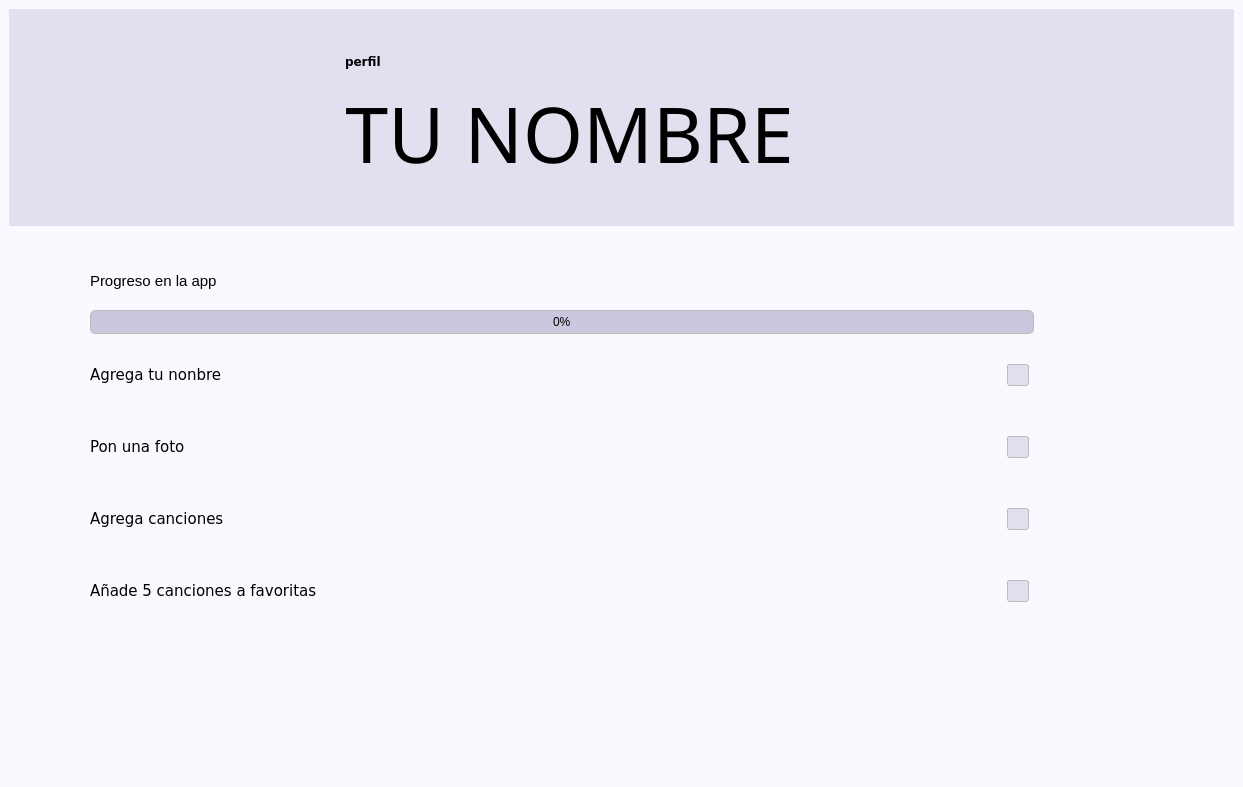
The window that python/programacion 3/Proyecto 2/reproductor_de_musica_ui.ui (AndHak/Universidad-Semestre3) describes before a commit, drawn with Qt 5.
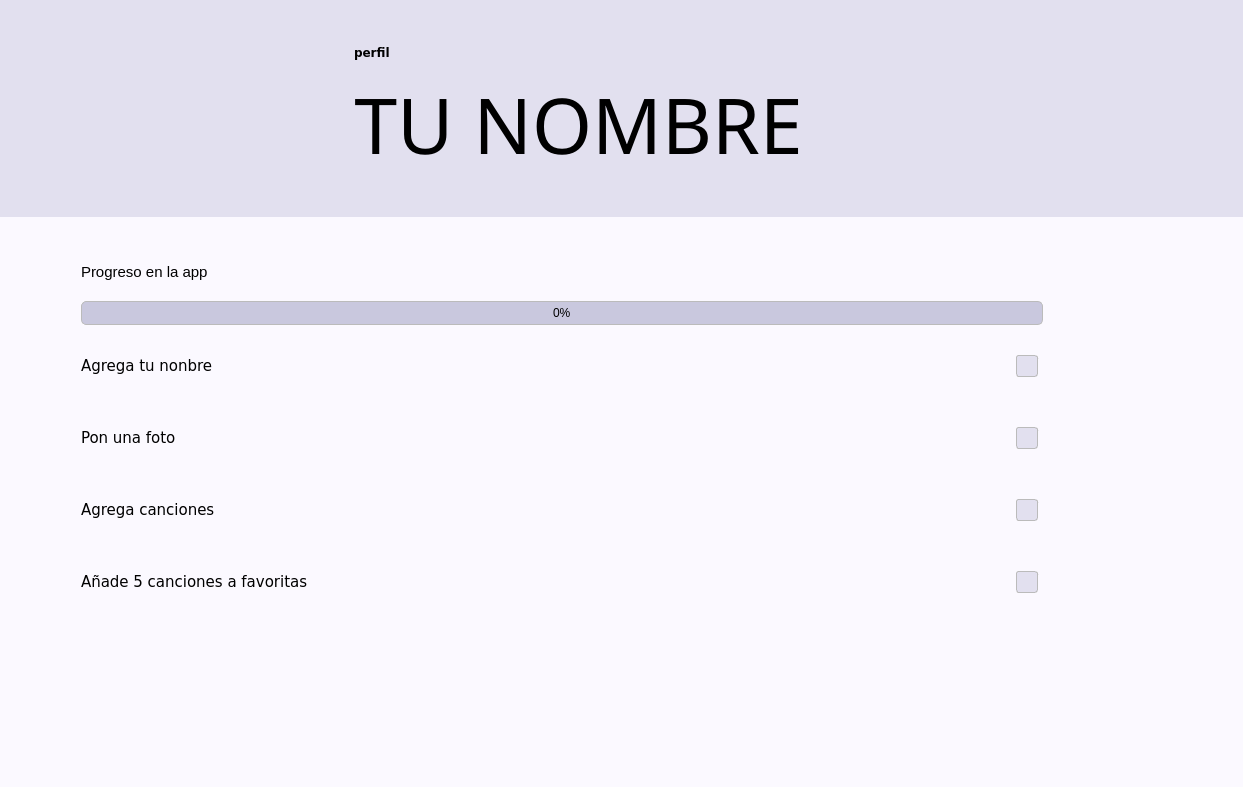
The same window after the commit. The open tabs and pages were chosen to show the change. Icons and pictures are not drawn.

```diff
--- a/python/programacion 3/Proyecto 2/reproductor_de_musica_ui.ui
+++ b/python/programacion 3/Proyecto 2/reproductor_de_musica_ui.ui
@@ -2764,6 +2764,18 @@
 </string>
        </property>
        <layout class="QGridLayout" name="gridLayout_24">
+        <property name="leftMargin">
+         <number>0</number>
+        </property>
+        <property name="topMargin">
+         <number>0</number>
+        </property>
+        <property name="rightMargin">
+         <number>0</number>
+        </property>
+        <property name="bottomMargin">
+         <number>0</number>
+        </property>
         <item row="0" column="0">
          <layout class="QGridLayout" name="gridLayout_23">
           <item row="0" column="0">
```
Left out of the diff: 2 changed lines with no effect on the pictures.
